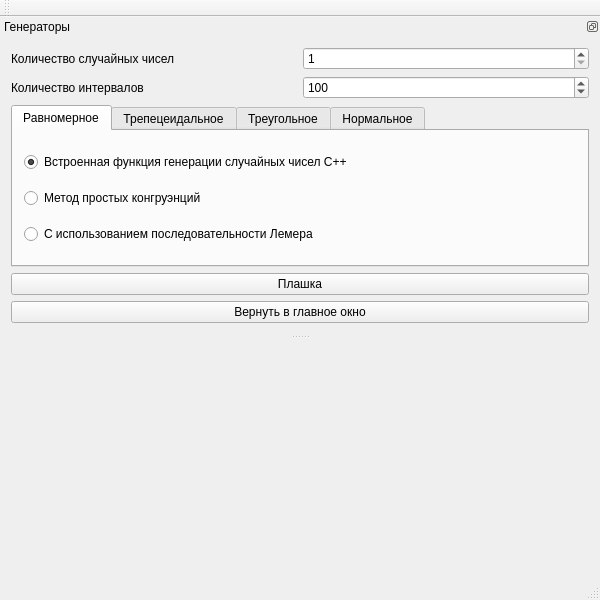
Old version of the form MIS_Kryuchkov.ui in the repository bagofpockets/MIS_Kryuchkov.
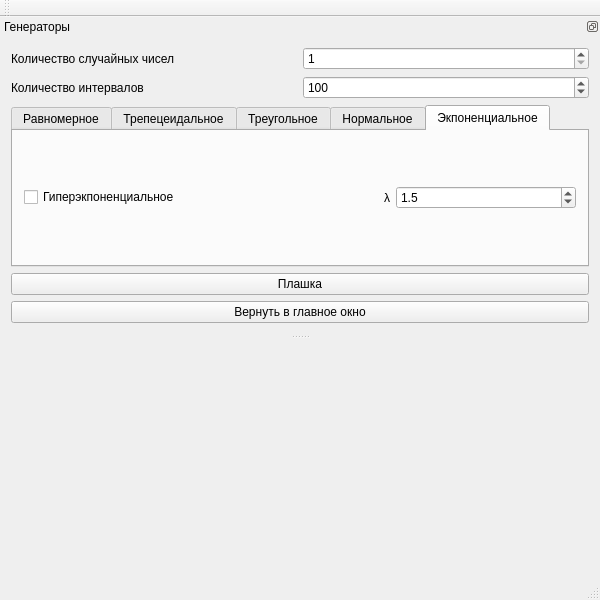
New version of the form. The open tabs and pages were chosen to show the change. Icons and pictures are not drawn. Custom widgets are drawn as their Qt base class.

What changed in the file:
```diff
--- a/MIS_Kryuchkov.ui
+++ b/MIS_Kryuchkov.ui
@@ -343,6 +343,43 @@
          </item>
         </layout>
        </widget>
+       <widget class="QWidget" name="tab_4">
+        <attribute name="title">
+         <string>Экпоненциальное</string>
+        </attribute>
+        <layout class="QGridLayout" name="gridLayout_6">
+         <item row="0" column="2">
+          <widget class="QDoubleSpinBox" name="doubleSpinBox4_1">
+           <property name="decimals">
+            <number>1</number>
+           </property>
+           <property name="singleStep">
+            <double>0.100000000000000</double>
+           </property>
+           <property name="value">
+            <double>1.500000000000000</double>
+           </property>
+          </widget>
+         </item>
+         <item row="0" column="1">
+          <widget class="QLabel" name="label4_1">
+           <property name="text">
+            <string>λ</string>
+           </property>
+           <property name="alignment">
+            <set>Qt::AlignRight|Qt::AlignTrailing|Qt::AlignVCenter</set>
+           </property>
+          </widget>
+         </item>
+         <item row="0" column="0">
+          <widget class="QCheckBox" name="checkBox4_1">
+           <property name="text">
+            <string>Гиперэкпоненциальное</string>
+           </property>
+          </widget>
+         </item>
+        </layout>
+       </widget>
       </widget>
      </item>
      <item row="6" column="0" colspan="2">
```
